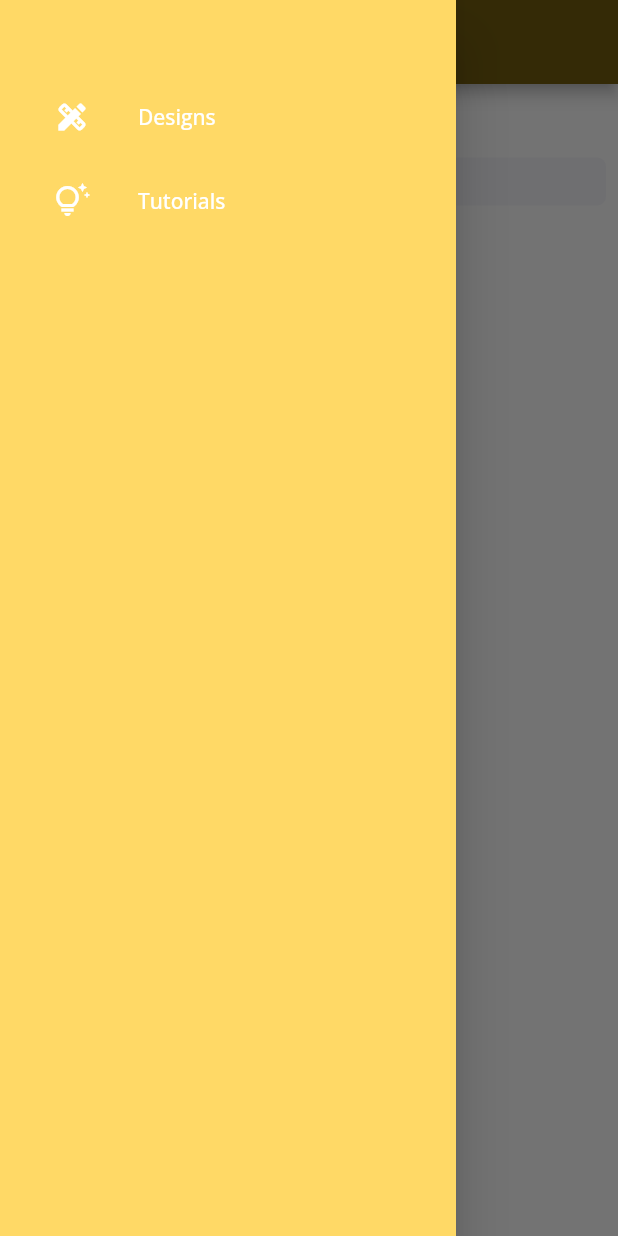
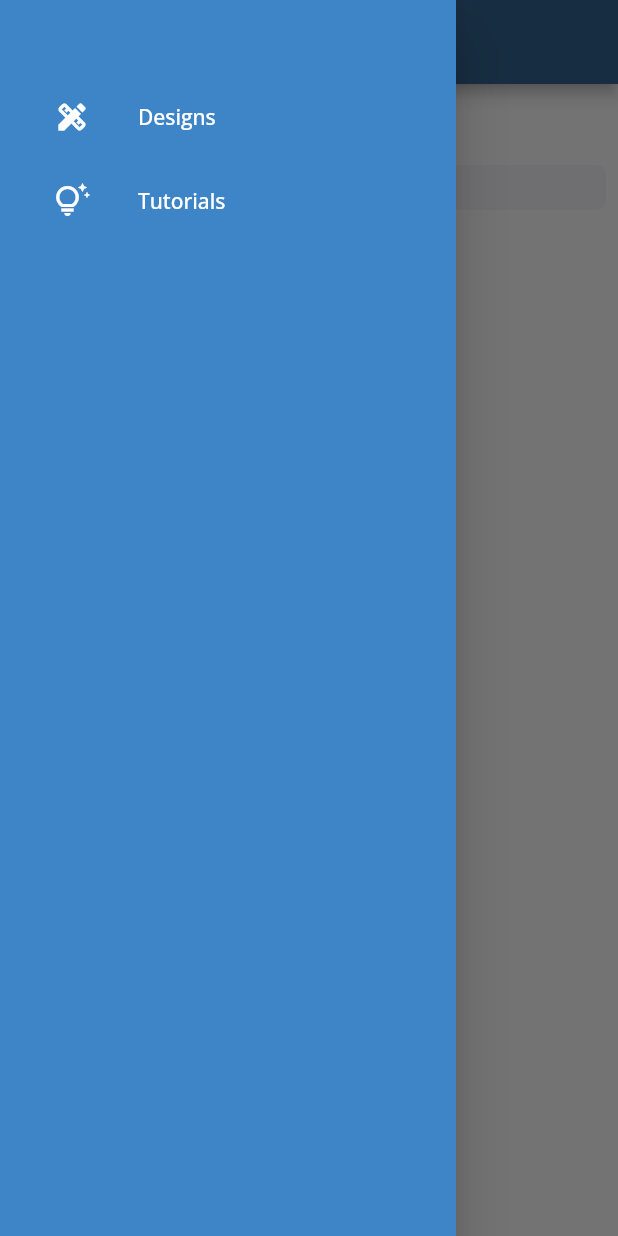
Before and after one commit to arielcarmen/flutter-stuff, a Flutter app: the screen it shows after launch, with the side drawer open, on a phone screen of 412 x 824 dp. Run offline on Flutter 3.47's test engine with Material 3 defaults, Android fonts, the light colour scheme and no system bars; our stand-ins replace sqflite; accounts and stored records are empty.

Commit message:
theme chagenged, new custom fonts

```diff
--- a/lib/constants/colors.dart
+++ b/lib/constants/colors.dart
@@ -2,24 +2,24 @@ import 'package:flutter/material.dart';
 
 class ThemeColor{
   static const MaterialColor stuff = MaterialColor(_stuffPrimaryValue, <int, Color>{
-    50: Color(0xFFFFFAED),
-    100: Color(0xFFFFF4D1),
-    200: Color(0xFFFFECB3),
-    300: Color(0xFFFFE494),
-    400: Color(0xFFFFDF7D),
+    50: Color(0xFFE8F0F8),
+    100: Color(0xFFC5DAEE),
+    200: Color(0xFF9EC2E3),
+    300: Color(0xFF77AAD7),
+    400: Color(0xFF5A97CF),
     500: Color(_stuffPrimaryValue),
-    600: Color(0xFFFFD55E),
-    700: Color(0xFFFFCF53),
-    800: Color(0xFFFFCA49),
-    900: Color(0xFFFFC038),
+    600: Color(0xFF377DC0),
+    700: Color(0xFF2F72B9),
+    800: Color(0xFF2768B1),
+    900: Color(0xFF1A55A4),
   });
-  static const int _stuffPrimaryValue = 0xFFFFD966;
+  static const int _stuffPrimaryValue = 0xFF3D85C6;
 
   static const MaterialColor stuffAccent = MaterialColor(_stuffAccentValue, <int, Color>{
-    100: Color(0xFFFFFFFF),
+    100: Color(0xFFDAE9FF),
     200: Color(_stuffAccentValue),
-    400: Color(0xFFFFF5E1),
-    700: Color(0xFFFFEDC8),
+    400: Color(0xFF74ABFF),
+    700: Color(0xFF5B9CFF),
   });
-  static const int _stuffAccentValue = 0xFFFFFFFF;
+  static const int _stuffAccentValue = 0xFFA7CAFF;
 }
--- a/lib/constants/theme.dart
+++ b/lib/constants/theme.dart
@@ -11,6 +11,18 @@ class AppTheme {
       bodyMedium: TextStyle(
         fontSize: 16.0, // Adjust the font size as needed
       ),
+      titleMedium: TextStyle(
+        fontSize: 26.0, //
+        fontWeight: FontWeight.w900, // Adjust the font size as needed
+      ),
+      bodySmall: TextStyle(
+        fontSize: 10.0, // Adjust the font size as needed
+      ),
+      labelSmall: TextStyle(
+        fontSize: 8.0, //
+        letterSpacing: 1,
+        fontWeight: FontWeight.bold, // Adjust the font size as needed
+      ),
     )
   );
 }
--- a/lib/main.dart
+++ b/lib/main.dart
@@ -7,6 +7,7 @@ import 'package:flutter_stuff/widgets/tutorial_title.dart';
 
 void main() {
   runApp(MaterialApp(
+    debugShowCheckedModeBanner: false,
     theme: AppTheme.lightTheme,
     themeMode: ThemeMode.light,
     home: Stuff(),
--- a/lib/widgets/tutorial_title.dart
+++ b/lib/widgets/tutorial_title.dart
@@ -6,10 +6,10 @@ class TutorialTile extends StatelessWidget {
 
   @override
   Widget build(BuildContext context) {
-    return Container(
+    return Center(
       child: Text(
         title,
-        style: Theme.of(context).textTheme.titleLarge
+        style: Theme.of(context).textTheme.titleMedium
       ),
     );
   }
```
